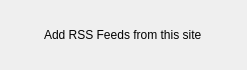
First picture: the form in src/lib/rss/rsswidget.ui, repository QupZilla/qupzilla, before the edit.
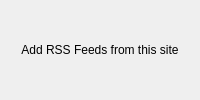
Second picture: the form after the edit. Custom widgets are drawn as their Qt base class.

Commit message: [RSS] Fix compilation of RSSWidget. Closes 1134

What changed in the file:
```diff
--- a/src/lib/rss/rsswidget.ui
+++ b/src/lib/rss/rsswidget.ui
@@ -1,76 +1,27 @@
 <?xml version="1.0" encoding="UTF-8"?>
 <ui version="4.0">
  <class>RSSWidget</class>
- <widget class="QWidget" name="RSSWidget">
-  <property name="geometry">
-   <rect>
-    <x>0</x>
-    <y>0</y>
-    <width>247</width>
-    <height>70</height>
-   </rect>
-  </property>
-  <layout class="QVBoxLayout" name="verticalLayout">
-   <property name="margin">
-    <number>0</number>
-   </property>
-   <item>
-    <widget class="Frame" name="frame">
-     <property name="frameShape">
-      <enum>QFrame::NoFrame</enum>
-     </property>
-     <layout class="QVBoxLayout" name="verticalLayout_2">
-      <property name="spacing">
-       <number>0</number>
-      </property>
-      <item>
-       <layout class="QHBoxLayout" name="horizontalLayout">
-        <property name="spacing">
-         <number>0</number>
-        </property>
-        <item alignment="Qt::AlignHCenter">
-         <widget class="QLabel" name="label_2">
-          <property name="sizePolicy">
-           <sizepolicy hsizetype="Preferred" vsizetype="Fixed">
-            <horstretch>0</horstretch>
-            <verstretch>0</verstretch>
-           </sizepolicy>
-          </property>
-          <property name="text">
-           <string>Add RSS Feeds from this site</string>
-          </property>
-         </widget>
-        </item>
-       </layout>
-      </item>
-      <item>
-       <layout class="QGridLayout" name="gridLayout">
-        <property name="leftMargin">
-         <number>10</number>
-        </property>
-        <property name="horizontalSpacing">
-         <number>6</number>
-        </property>
-        <property name="verticalSpacing">
-         <number>0</number>
-        </property>
-       </layout>
-      </item>
-     </layout>
-    </widget>
+ <widget class="QWidget" name="Form">
+  <layout class="QGridLayout" name="gridLayout_2">
+   <item row="1" column="0">
+    <layout class="QGridLayout" name="gridLayout"/>
+   </item>
+   <item row="0" column="0">
+    <layout class="QGridLayout" name="gridLayout_3">
+     <item row="0" column="0">
+      <widget class="QLabel" name="label">
+       <property name="text">
+        <string>Add RSS Feeds from this site</string>
+       </property>
+       <property name="alignment">
+        <set>Qt::AlignCenter</set>
+       </property>
+      </widget>
+     </item>
+    </layout>
    </item>
   </layout>
  </widget>
- <customwidgets>
-  <customwidget>
-   <class>Frame</class>
-   <extends>QFrame</extends>
-   <header>frame.h</header>
-   <container>1</container>
-  </customwidget>
- </customwidgets>
- <resources>
-  <include location="../data/icons.qrc"/>
- </resources>
+ <resources/>
  <connections/>
 </ui>
```
